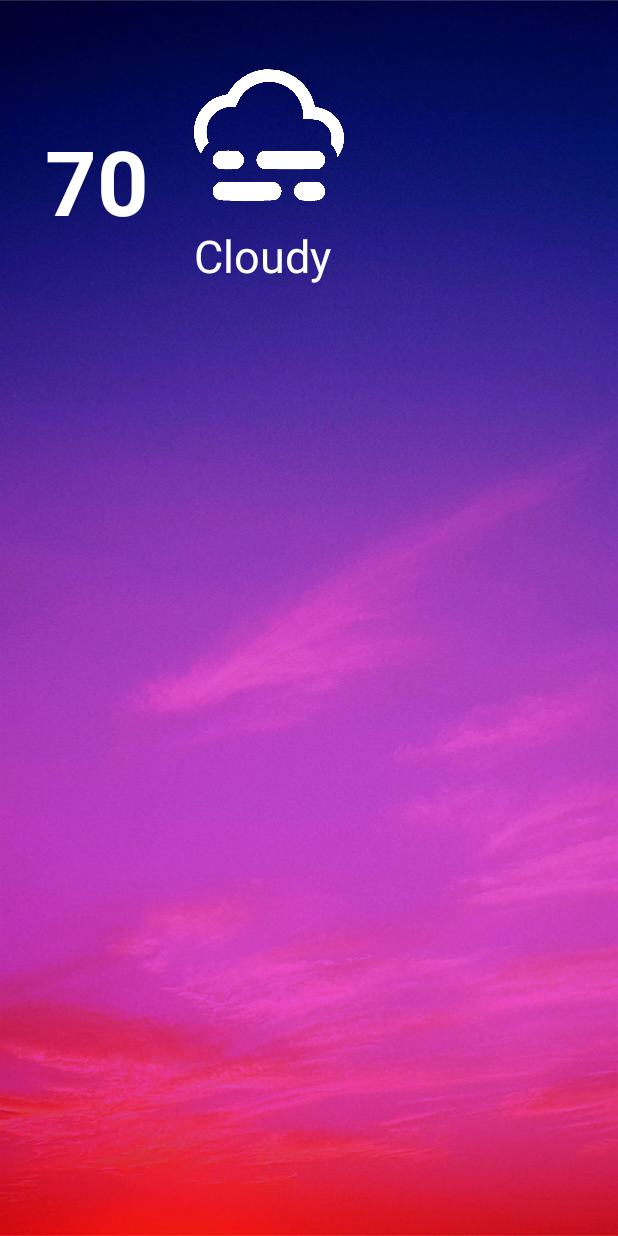
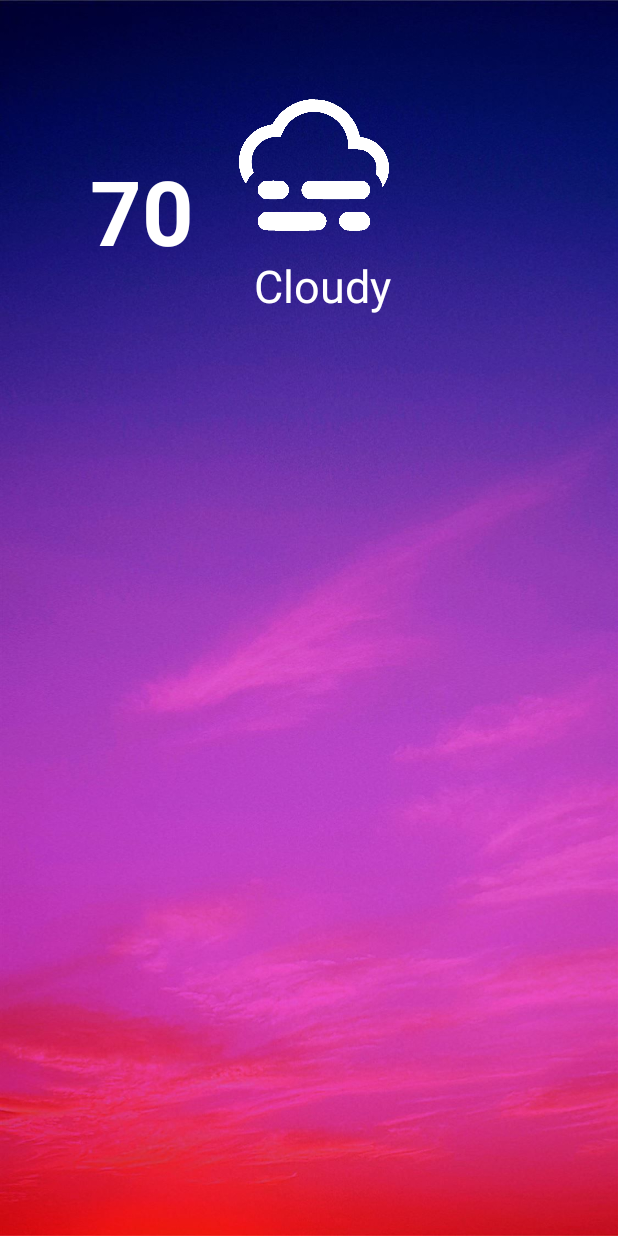
Before and after one commit to SajibMamun/Weather-App, an Android app: the layout activity_main.xml on its own in the app's theme, with its tools: preview values and no code run, on a phone screen of 412 x 824 dp. Run offline under Robolectric (Android 15) with nearby library versions, the phone set to English and light mode, and no system bars.

Commit message:
Data parsed

```diff
--- a/app/src/main/res/layout/activity_main.xml
+++ b/app/src/main/res/layout/activity_main.xml
@@ -11,9 +11,10 @@
     <RelativeLayout
         android:layout_width="wrap_content"
         android:layout_height="wrap_content"
-        android:layout_marginTop="30dp"
 
-        >
+        android:layout_marginTop="50dp"
+        android:layout_marginLeft="30dp"
+        android:layout_marginRight="30dp">
 
         <TextView
             android:id="@+id/TemperatureTvid"
@@ -43,8 +44,7 @@
             android:layout_height="wrap_content"
             android:layout_below="@id/weatherimageid"
             android:layout_alignParentEnd="true"
-            android:layout_marginLeft="30dp"
-            android:layout_marginRight="30dp"
+            android:layout_marginLeft="40dp"
             android:layout_toRightOf="@id/TemperatureTvid"
             android:text="Cloudy"
             android:textColor="@color/white"
```
Also changed, not shown: app/src/main/java/com/example/weatherapp/MainActivity.java (+25 -12 lines).
